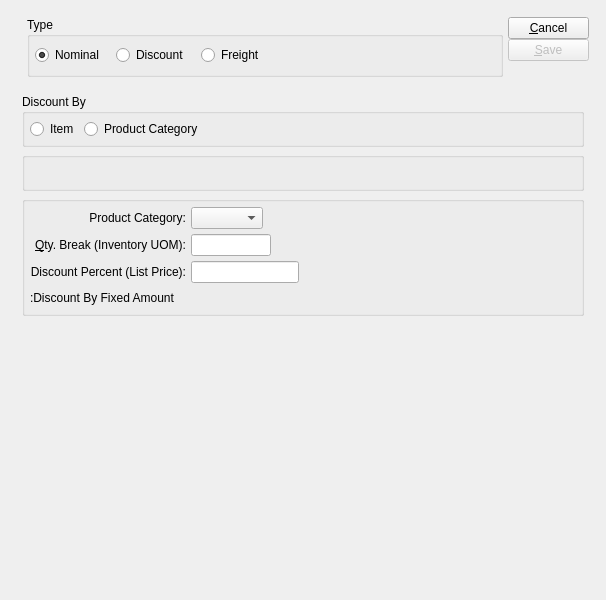
This is xtuple/trunk/guiclient/itemPricingScheduleItem.ui in WooodHead/xtuple as Qt 5 draws it before an edit. The edited form follows.
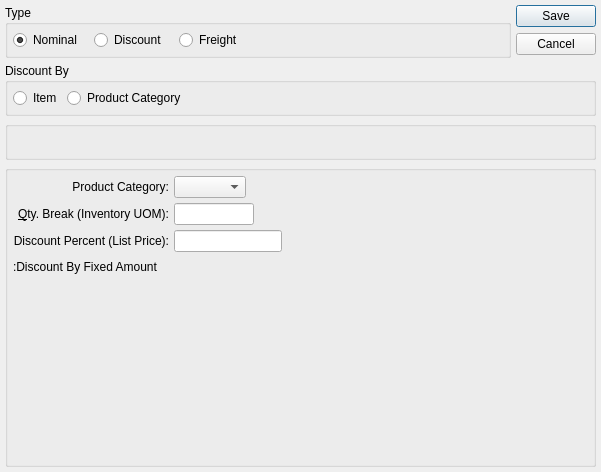
This is the edited form. The open tabs and pages were chosen to show the change. Custom widgets are drawn as their Qt base class.

The edit to the form file:
```diff
--- a/xtuple/trunk/guiclient/itemPricingScheduleItem.ui
+++ b/xtuple/trunk/guiclient/itemPricingScheduleItem.ui
@@ -13,28 +13,15 @@
    <rect>
     <x>0</x>
     <y>0</y>
-    <width>606</width>
-    <height>600</height>
+    <width>601</width>
+    <height>472</height>
    </rect>
   </property>
   <property name="windowTitle">
    <string>Pricing Schedule Item</string>
   </property>
-  <layout class="QGridLayout">
+  <layout class="QGridLayout" name="gridLayout">
    <item row="0" column="0">
-    <layout class="QGridLayout">
-     <property name="margin">
-      <number>12</number>
-     </property>
-     <property name="spacing">
-      <number>12</number>
-     </property>
-     <item row="0" column="0">
-      <layout class="QHBoxLayout">
-       <property name="leftMargin">
-        <number>10</number>
-       </property>
-       <item>
         <widget class="QGroupBox" name="_typeGroup">
          <property name="title">
           <string>Type</string>
@@ -72,12 +59,9 @@
             <property name="orientation">
              <enum>Qt::Horizontal</enum>
             </property>
-            <property name="sizeType">
-             <enum>QSizePolicy::MinimumExpanding</enum>
-            </property>
             <property name="sizeHint" stdset="0">
              <size>
-              <width>16</width>
+          <width>0</width>
               <height>20</height>
              </size>
             </property>
@@ -86,52 +70,17 @@
          </layout>
         </widget>
        </item>
-       <item>
-        <layout class="QVBoxLayout">
-         <property name="spacing">
-          <number>0</number>
-         </property>
-         <item>
-          <widget class="QPushButton" name="_close">
-           <property name="text">
-            <string>&amp;Cancel</string>
-           </property>
-          </widget>
-         </item>
-         <item>
-          <widget class="QPushButton" name="_save">
-           <property name="enabled">
-            <bool>false</bool>
-           </property>
-           <property name="text">
-            <string>&amp;Save</string>
-           </property>
-           <property name="default">
-            <bool>true</bool>
-           </property>
-          </widget>
-         </item>
-         <item>
-          <spacer>
+   <item row="0" column="1">
+    <widget class="QDialogButtonBox" name="_buttonBox">
            <property name="orientation">
             <enum>Qt::Vertical</enum>
            </property>
-           <property name="sizeType">
-            <enum>QSizePolicy::Expanding</enum>
-           </property>
-           <property name="sizeHint" stdset="0">
-            <size>
-             <width>81</width>
-             <height>16</height>
-            </size>
-           </property>
-          </spacer>
-         </item>
-        </layout>
-       </item>
-      </layout>
-     </item>
-     <item row="1" column="0">
+     <property name="standardButtons">
+      <set>QDialogButtonBox::Cancel|QDialogButtonBox::Save</set>
+     </property>
+    </widget>
+   </item>
+   <item row="1" column="0" colspan="2">
       <widget class="QStackedWidget" name="_widgetStack">
        <property name="sizePolicy">
         <sizepolicy hsizetype="Preferred" vsizetype="Expanding">
@@ -613,13 +562,12 @@
          </item>
         </layout>
        </widget>
-       <widget class="QWidget" name="prodcat">
-        <layout class="QGridLayout">
-         <item row="0" column="0">
+     <widget class="QWidget" name="_discountPage">
           <layout class="QGridLayout" name="gridLayout_4">
+       <property name="margin">
+        <number>0</number>
+       </property>
            <item row="0" column="0">
-            <layout class="QVBoxLayout" name="verticalLayout_2">
-             <item>
               <widget class="QGroupBox" name="_discountBy">
                <property name="title">
                 <string>Discount By</string>
@@ -648,7 +596,7 @@
                     </property>
                     <property name="sizeHint" stdset="0">
                      <size>
-                      <width>40</width>
+                <width>0</width>
                       <height>20</height>
                      </size>
                     </property>
@@ -659,10 +607,8 @@
                </layout>
               </widget>
              </item>
-             <item>
-              <layout class="QVBoxLayout" name="verticalLayout">
-               <item>
-                <widget class="QGroupBox" name="groupBox">
+       <item row="1" column="0">
+        <widget class="QGroupBox" name="_itemGroup">
                  <property name="title">
                   <string/>
                  </property>
@@ -677,7 +623,7 @@
                     </property>
                     <property name="sizeHint" stdset="0">
                      <size>
-                      <width>40</width>
+              <width>0</width>
                       <height>20</height>
                      </size>
                     </property>
@@ -686,7 +632,7 @@
                  </layout>
                 </widget>
                </item>
-               <item>
+       <item row="2" column="0">
           <widget class="QGroupBox" name="_prodCatGroup">
            <property name="title">
             <string/>
@@ -717,8 +663,8 @@
                 </property>
                 <property name="sizeHint" stdset="0">
                  <size>
-                  <width>151</width>
-                  <height>20</height>
+                <width>0</width>
+                <height>0</height>
                  </size>
                 </property>
                </spacer>
@@ -769,7 +715,7 @@
                 </property>
                 <property name="sizeHint" stdset="0">
                  <size>
-                  <width>91</width>
+                <width>0</width>
                   <height>16</height>
                  </size>
                 </property>
@@ -812,7 +758,7 @@
                 </property>
                 <property name="sizeHint" stdset="0">
                  <size>
-                  <width>40</width>
+                <width>0</width>
                   <height>20</height>
                  </size>
                 </property>
@@ -849,7 +795,7 @@
                 </property>
                 <property name="sizeHint" stdset="0">
                  <size>
-                  <width>40</width>
+                <width>0</width>
                   <height>20</height>
                  </size>
                 </property>
@@ -857,14 +803,7 @@
               </item>
              </layout>
             </item>
-           </layout>
-          </widget>
-         </item>
-              </layout>
-             </item>
-            </layout>
-           </item>
-         <item row="1" column="0">
+          <item row="4" column="1">
           <spacer>
            <property name="orientation">
             <enum>Qt::Vertical</enum>
@@ -874,13 +813,14 @@
            </property>
            <property name="sizeHint" stdset="0">
             <size>
-             <width>497</width>
-             <height>111</height>
+              <width>20</width>
+              <height>0</height>
             </size>
            </property>
           </spacer>
            </item>
           </layout>
+        </widget>
          </item>
         </layout>
        </widget>
@@ -1218,8 +1158,6 @@
         </layout>
        </widget>
       </widget>
-     </item>
-    </layout>
    </item>
   </layout>
  </widget>
```
Left out of the diff: 84 changed lines with no effect on the pictures. Lines whose indentation alone changed are shown as unchanged.
